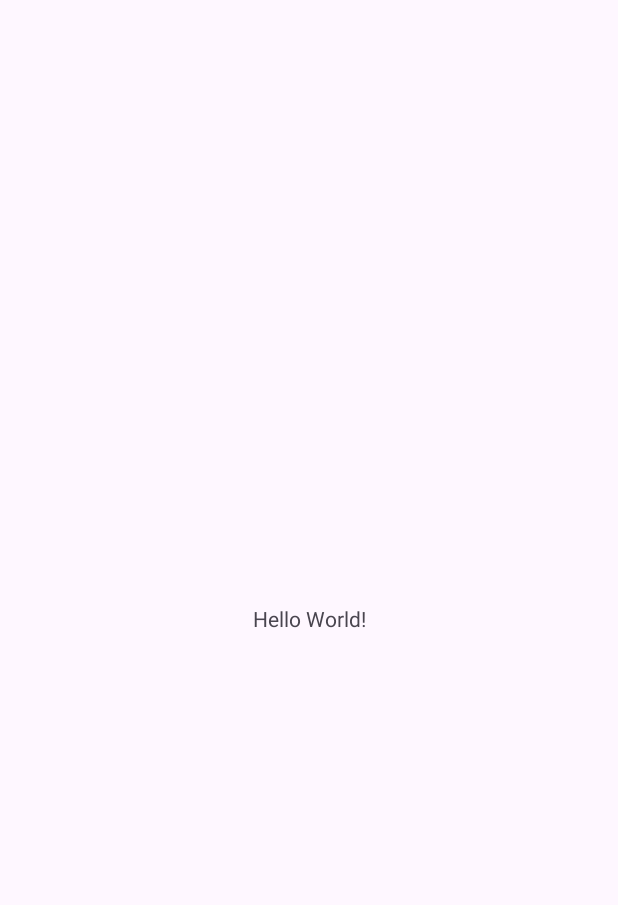
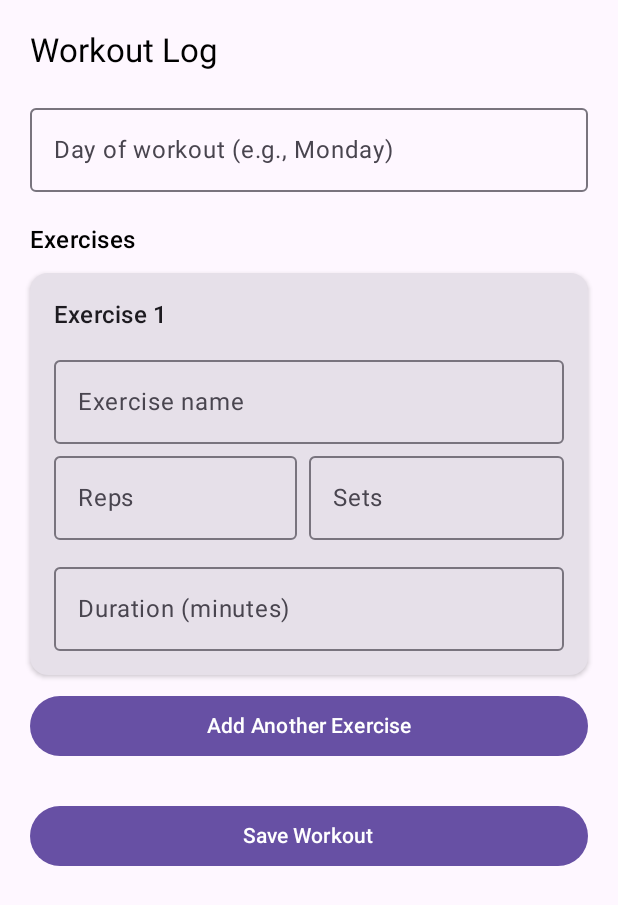
Before and after one commit to lennythecreator/AndroidDevProject, an Android app built with Jetpack Compose: the screen it shows after launch (MainActivity), on a phone screen of 412 x 824 dp. Before the commit the part shown is almost empty. Shown: the top 905 px of the screen. Run offline under Robolectric (Android 15) with nearby library versions, the phone set to English and light mode, and no system bars.

Commit message:
feat: Implement workout logging form and state logic

```diff
--- a/GymPal/app/build.gradle.kts
+++ b/GymPal/app/build.gradle.kts
@@ -1,16 +1,19 @@
 plugins {
     alias(libs.plugins.android.application)
     alias(libs.plugins.kotlin.android)
+
+    // REQUIRED for Kotlin 2.0+
+    id("org.jetbrains.kotlin.plugin.compose") version "2.0.21"
 }
 
 android {
     namespace = "com.example.gympal"
-    compileSdk = 35
+    compileSdk = 36
 
     defaultConfig {
         applicationId = "com.example.gympal"
         minSdk = 24
-        targetSdk = 35
+        targetSdk = 36
         versionCode = 1
         versionName = "1.0"
 
@@ -26,12 +29,18 @@ android {
             )
         }
     }
+
     compileOptions {
         sourceCompatibility = JavaVersion.VERSION_11
         targetCompatibility = JavaVersion.VERSION_11
     }
+
     kotlinOptions {
         jvmTarget = "11"
+    }
+
+    buildFeatures {
+        compose = true
     }
 }
 
@@ -42,6 +51,18 @@ dependencies {
     implementation(libs.material)
     implementation(libs.androidx.activity)
     implementation(libs.androidx.constraintlayout)
+
+    // Compose BOM
+    implementation(platform("androidx.compose:compose-bom:2024.10.01"))
+
+    // Compose dependencies
+    implementation("androidx.compose.ui:ui")
+    implementation("androidx.compose.material3:material3")
+    implementation("androidx.compose.ui:ui-tooling-preview")
+    debugImplementation("androidx.compose.ui:ui-tooling")
+
+    implementation("androidx.activity:activity-compose")
+
     testImplementation(libs.junit)
     androidTestImplementation(libs.androidx.junit)
     androidTestImplementation(libs.androidx.espresso.core)
--- /dev/null
+++ b/GymPal/app/src/main/java/com/example/gympal/Exercise.kt
@@ -0,0 +1,8 @@
+package com.example.gympal
+
+data class Exercise(
+    val name: String = "",
+    val reps: Int = 0,
+    val sets: Int = 0,
+    val duration: Int = 0
+)
--- a/GymPal/app/src/main/java/com/example/gympal/MainActivity.kt
+++ b/GymPal/app/src/main/java/com/example/gympal/MainActivity.kt
@@ -1,20 +1,21 @@
 package com.example.gympal
 
 import android.os.Bundle
-import androidx.activity.enableEdgeToEdge
-import androidx.appcompat.app.AppCompatActivity
-import androidx.core.view.ViewCompat
-import androidx.core.view.WindowInsetsCompat
+import androidx.activity.ComponentActivity
+import androidx.activity.compose.setContent
 
-class MainActivity : AppCompatActivity() {
+
+class MainActivity : ComponentActivity() {
     override fun onCreate(savedInstanceState: Bundle?) {
         super.onCreate(savedInstanceState)
-        enableEdgeToEdge()
-        setContentView(R.layout.activity_main)
-        ViewCompat.setOnApplyWindowInsetsListener(findViewById(R.id.main)) { v, insets ->
-            val systemBars = insets.getInsets(WindowInsetsCompat.Type.systemBars())
-            v.setPadding(systemBars.left, systemBars.top, systemBars.right, systemBars.bottom)
-            insets
+
+        setContent {
+            WorkoutFormScreen(
+                onSave = { session ->
+                    // TODO: send data to backend here
+                    println(session)
+                }
+            )
         }
     }
 }
--- /dev/null
+++ b/GymPal/app/src/main/java/com/example/gympal/WorkoutFormScreen.kt
@@ -0,0 +1,158 @@
+package com.example.gympal
+
+import androidx.compose.foundation.layout.*
+import androidx.compose.foundation.rememberScrollState
+import androidx.compose.foundation.text.KeyboardOptions
+import androidx.compose.foundation.verticalScroll
+import androidx.compose.material3.*
+import androidx.compose.runtime.*
+import androidx.compose.runtime.getValue
+import androidx.compose.runtime.setValue
+import androidx.compose.ui.Modifier
+import androidx.compose.ui.text.input.KeyboardType
+import androidx.compose.ui.unit.dp
+
+@Composable
+fun WorkoutFormScreen(
+    onSave: (WorkoutSession) -> Unit
+) {
+    var workoutDay by remember { mutableStateOf("") }
+
+    // Start with 1 empty exercise row. This state now holds an immutable List.
+    var exercises by remember { mutableStateOf(listOf(Exercise())) }
+
+    Column(
+        modifier = Modifier
+            .fillMaxSize()
+            .padding(20.dp)
+            .verticalScroll(rememberScrollState())
+    ) {
+
+        Text("Workout Log", style = MaterialTheme.typography.titleLarge)
+
+        Spacer(modifier = Modifier.height(16.dp))
+
+        // DAY FIELD
+        OutlinedTextField(
+            value = workoutDay,
+            onValueChange = { workoutDay = it },
+            label = { Text("Day of workout (e.g., Monday)") },
+            modifier = Modifier.fillMaxWidth()
+        )
+
+        Spacer(modifier = Modifier.height(20.dp))
+
+        Text("Exercises", style = MaterialTheme.typography.titleMedium)
+
+        Spacer(modifier = Modifier.height(10.dp))
+
+        // LIST OF EXERCISES
+        exercises.forEachIndexed { index, exercise ->
+            ExerciseInputCard(
+                index = index,
+                exercise = exercise,
+                onChange = { updatedExercise ->
+                    // Create a mutable copy of the current list
+                    val updatedList = exercises.toMutableList()
+                    // Update the exercise at the specific index
+                    updatedList[index] = updatedExercise
+                    // Assign the new list back to the state to trigger recomposition
+                    exercises = updatedList
+                }
+            )
+
+            Spacer(modifier = Modifier.height(10.dp))
+        }
+
+        // ADD EXERCISE BUTTON
+        Button(
+            onClick = {
+                // Create a new list by adding a new Exercise to the old list
+                exercises = exercises + Exercise()
+            },
+            modifier = Modifier.fillMaxWidth()
+        ) {
+            Text("Add Another Exercise")
+        }
+
+        Spacer(modifier = Modifier.height(25.dp))
+
+        // SAVE BUTTON
+        Button(
+            onClick = {
+                val session = WorkoutSession(
+                    day = workoutDay,
+                    exercises = exercises
+                )
+                onSave(session)
+            },
+            modifier = Modifier.fillMaxWidth()
+        ) {
+            Text("Save Workout")
+        }
+    }
+}
+
+@Composable
+fun ExerciseInputCard(
+    index: Int,
+    exercise: Exercise,
+    onChange: (Exercise) -> Unit
+) {
+    Card(
+        modifier = Modifier.fillMaxWidth(),
+        elevation = CardDefaults.cardElevation(defaultElevation = 2.dp)
+    ) {
+        Column(Modifier.padding(16.dp)) {
+
+            Text("Exercise ${index + 1}", style = MaterialTheme.typography.titleMedium)
+
+            Spacer(modifier = Modifier.height(10.dp))
+
+            OutlinedTextField(
+                value = exercise.name,
+                onValueChange = { onChange(exercise.copy(name = it)) },
+                label = { Text("Exercise name") },
+                modifier = Modifier.fillMaxWidth()
+            )
+
+            Row(modifier = Modifier.fillMaxWidth()) {
+                // Reps Field
+                OutlinedTextField(
+                    value = if (exercise.reps == 0) "" else exercise.reps.toString(),
+                    onValueChange = {
+                        onChange(exercise.copy(reps = it.toIntOrNull() ?: 0))
+                    },
+                    label = { Text("Reps") },
+                    keyboardOptions = KeyboardOptions(keyboardType = KeyboardType.Number),
+                    modifier = Modifier
+                        .weight(1f)
+                        .padding(end = 8.dp)
+                )
+                // Sets Field
+                OutlinedTextField(
+                    value = if (exercise.sets == 0) "" else exercise.sets.toString(),
+                    onValueChange = {
+                        onChange(exercise.copy(sets = it.toIntOrNull() ?: 0))
+                    },
+                    label = { Text("Sets") },
+                    keyboardOptions = KeyboardOptions(keyboardType = KeyboardType.Number),
+                    modifier = Modifier.weight(1f)
+                )
+            }
+
+            Spacer(modifier = Modifier.height(10.dp))
+
+            // Duration Field
+            OutlinedTextField(
+                value = if (exercise.duration == 0) "" else exercise.duration.toString(),
+                onValueChange = {
+                    onChange(exercise.copy(duration = it.toIntOrNull() ?: 0))
+                },
+                label = { Text("Duration (minutes)") },
+                keyboardOptions = KeyboardOptions(keyboardType = KeyboardType.Number),
+                modifier = Modifier.fillMaxWidth()
+            )
+        }
+    }
+}
--- /dev/null
+++ b/GymPal/app/src/main/java/com/example/gympal/WorkoutSession.kt
@@ -0,0 +1,6 @@
+package com.example.gympal
+
+data class WorkoutSession(
+    val day: String = "",
+    val exercises: List<Exercise> = emptyList()
+)
```
Also changed, not shown: 2 other files.
